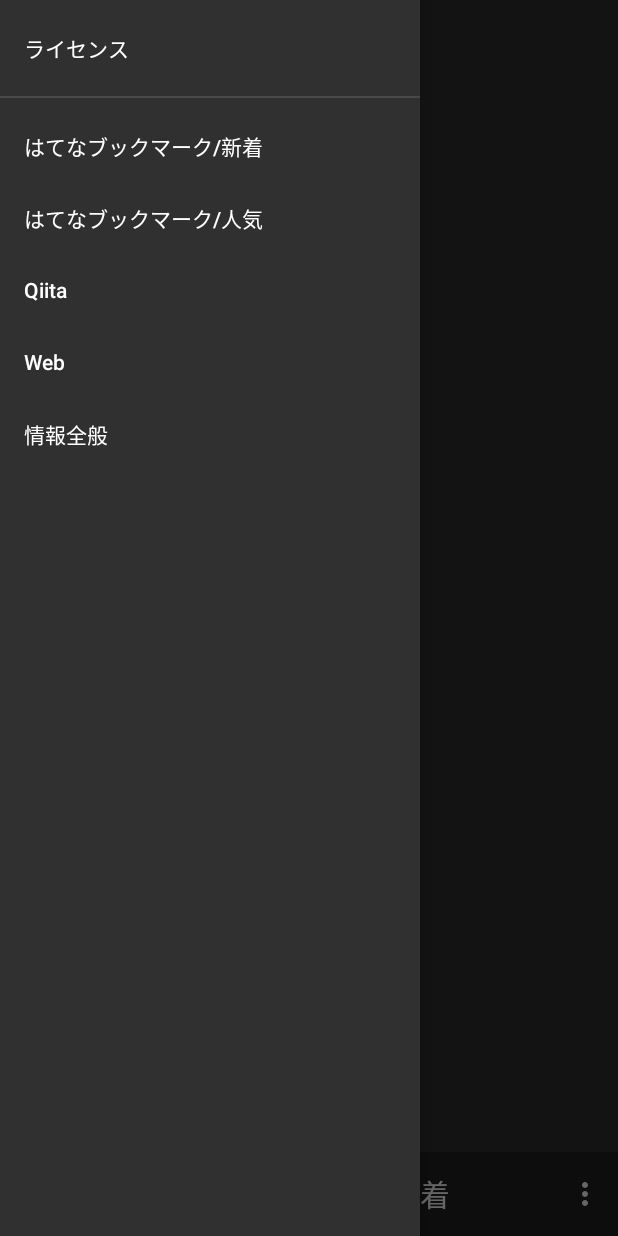
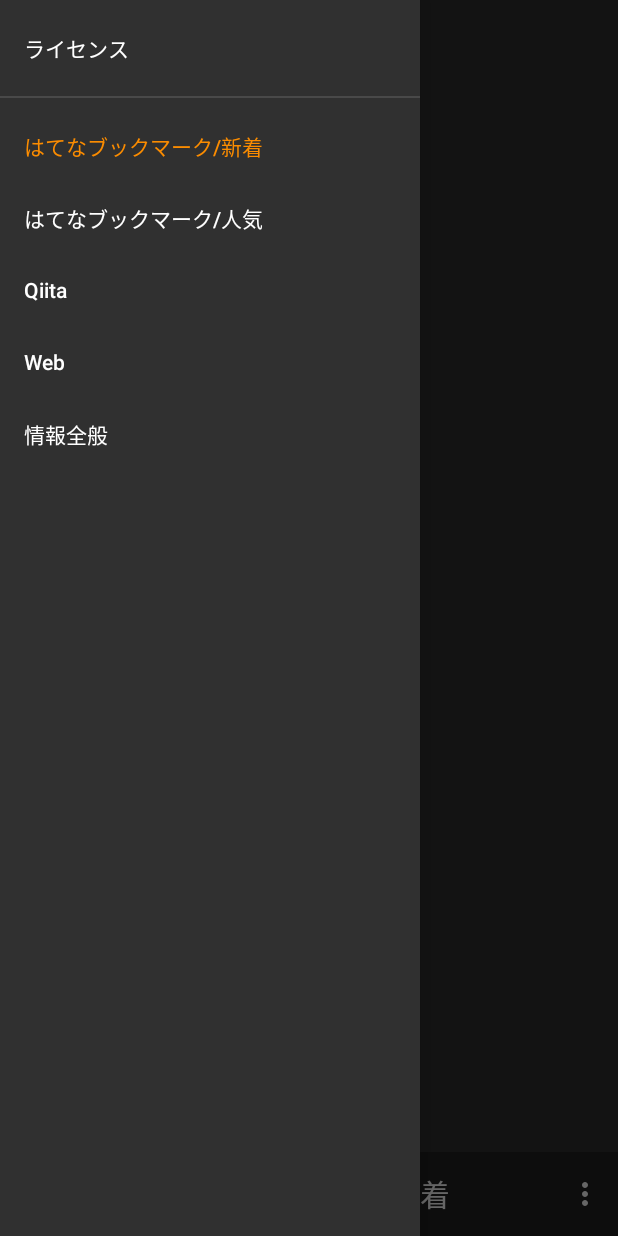
Before and after one commit to sugarnaoming/chachamaru-android, an Android app: the screen it shows after launch (MainActivity), with the side drawer open, on a phone screen of 412 x 824 dp. Run offline under Robolectric (Android 15) with nearby library versions, the phone set to English and light mode, and no system bars; our stand-ins replace EventBus; libraries missing offline, so code that uses them is left out: com.mikepenz.aboutlibraries, com.rometools.rome; 3 statements that could not run were skipped.

Commit message:
選択されているナビゲーションビューのタイトルの色を変更する

```diff
--- a/app/src/main/java/com/sugarnaoming/chachamaru/MainActivity.kt
+++ b/app/src/main/java/com/sugarnaoming/chachamaru/MainActivity.kt
@@ -4,12 +4,17 @@
 import android.content.DialogInterface
 import android.content.Intent
 import android.os.Bundle
+import android.support.annotation.ColorRes
 import android.support.design.widget.NavigationView
 import android.support.v4.app.FragmentManager
+import android.support.v4.content.ContextCompat
 import android.support.v4.view.GravityCompat
 import android.support.v7.app.ActionBarDrawerToggle
 import android.support.v7.app.AlertDialog
 import android.support.v7.app.AppCompatActivity
+import android.text.SpannableString
+import android.text.style.ForegroundColorSpan
+import android.util.Log
 import android.view.Menu
 import android.view.MenuItem
 import com.mikepenz.aboutlibraries.Libs
@@ -65,7 +70,7 @@
   }
 
   override fun onNavigationItemSelected(item: MenuItem): Boolean {
-    when(item.title) {
+    when(item.title.toString()) {
       resources.getString(R.string.about_licenses) -> this.createLicensesView()
       else -> {
         this.currentGroupItem = item
@@ -138,6 +143,17 @@
     })
   }
 
+  private fun setTextColorForMenuItem(menuItem: MenuItem, @ColorRes color: Int) {
+    val spanStr = SpannableString(menuItem.title.toString())
+    spanStr.setSpan(ForegroundColorSpan(ContextCompat.getColor(this, color)), 0, spanStr.length, 0)
+    menuItem.title = spanStr
+  }
+
+  private fun resetAllMenuItemsTextColor(navigationView: NavigationView) {
+    for (i in 0 until navigationView.menu.size())
+      setTextColorForMenuItem(navigationView.menu.getItem(i), R.color.primary_text_default_material_dark)
+  }
+
   private fun updateNavigationMenuInGroup(): List<String> {
     val leftMenu = findViewById<NavigationView>(R.id.nav_view).menu
     leftMenu.clear()
@@ -200,6 +216,14 @@
   }
 
   private fun fragmentReplace(groupName: String) {
+    resetAllMenuItemsTextColor(findViewById(R.id.nav_view))
+    val navView: NavigationView = findViewById(R.id.nav_view)
+    for(i in 0 until navView.menu.size()) {
+      if(navView.menu.getItem(i).title.toString() == groupName) {
+        setTextColorForMenuItem(findViewById<NavigationView>(R.id.nav_view).menu.getItem(i), R.color.colorAccent)
+        break
+      }
+    }
     ApplicationDataHolder.groupName = groupName
     title = ApplicationDataHolder.groupName
     val fragment = FragmentContentMain() as android.support.v4.app.Fragment
@@ -209,6 +233,8 @@
   }
 
   private fun firstViewFragment() {
+    resetAllMenuItemsTextColor(findViewById(R.id.nav_view))
+    setTextColorForMenuItem(findViewById<NavigationView>(R.id.nav_view).menu.getItem(1), R.color.colorAccent)
     // DBに登録されているグループの中で最初のグループを初回に表示する
     ApplicationDataHolder.groupName = DatabaseController(applicationContext).getAllGroupList().first()
     title = ApplicationDataHolder.groupName
```
